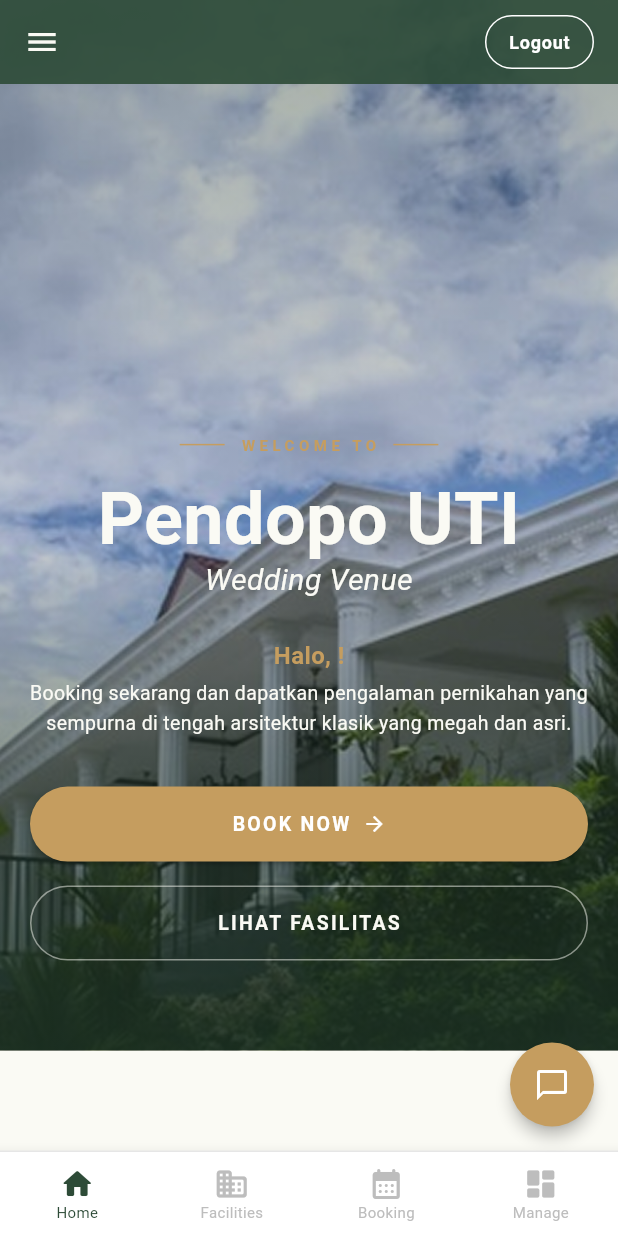
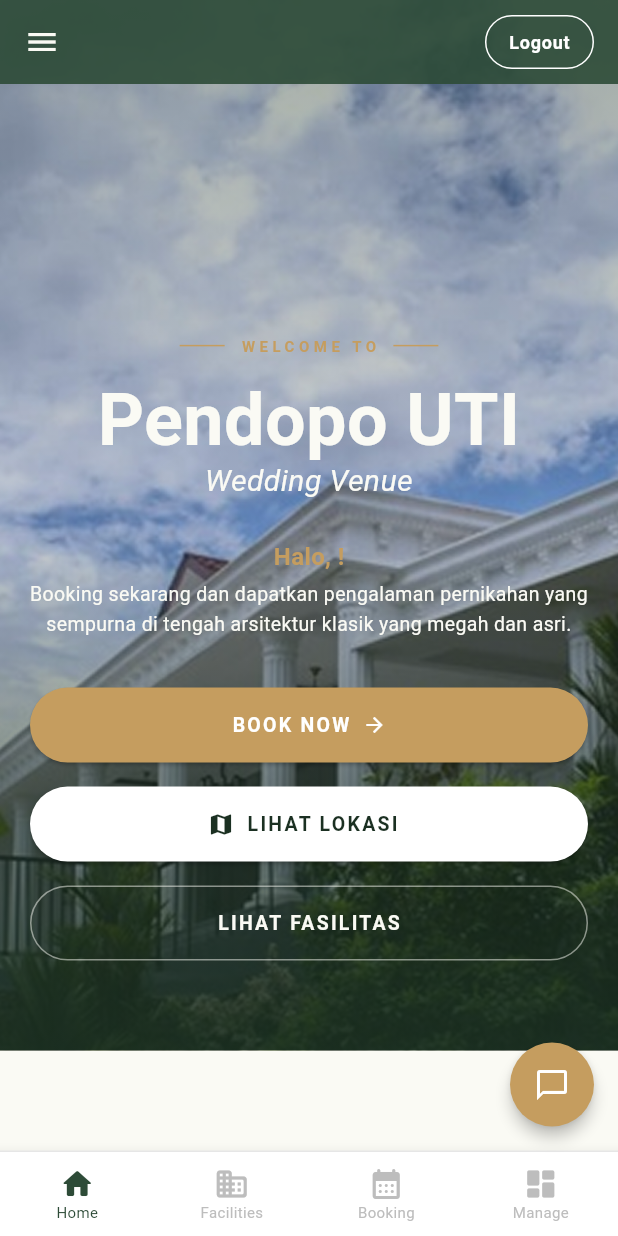
Before and after one commit to FdhiMW/TubesABP, a Flutter app: the HomeScreen screen opened directly with empty values, on a phone screen of 412 x 824 dp. Run offline on Flutter 3.47's test engine with Material 3 defaults, Android fonts, the phone set to English and light mode, and no system bars; our stand-ins replace flutter_map, geolocator, latlong2.

Commit message:
Fitur Maps

```diff
--- a/pendopo_uti_mobile/lib/screens/home_screen.dart
+++ b/pendopo_uti_mobile/lib/screens/home_screen.dart
@@ -3,6 +3,7 @@ import 'ai_chat_sheet.dart';
 import 'booking_page.dart';
 import 'login_screen.dart';
 import 'manage_page.dart';
+import 'package:pendopo_uti_mobile/screens/venue_map_page.dart';
 import '../services/auth_service.dart';
 
 class HomeScreen extends StatelessWidget {
@@ -53,13 +54,22 @@ class HomeScreen extends StatelessWidget {
     );
   }
 
+  void _navigateToMaps(BuildContext context) {
+    Navigator.push(
+      context,
+      MaterialPageRoute(
+        builder: (_) => VenueMapPage(),
+      ),
+    );
+  }
+
   // Fungsi untuk pergi ke ManagePage
   void _navigateToManage(BuildContext context) {
     Navigator.push(
       context,
       MaterialPageRoute(
       builder: (_) => ManagePage(
-      baseUrl: 'http://192.168.18.10:8000/api', // PASTIKAN BARIS INI DITAMBAHKAN
+      baseUrl: 'http://192.168.0.101:8000/api', // PASTIKAN BARIS INI DITAMBAHKAN
       token: token,
       userName: userName,
       userEmail: userEmail,
@@ -239,6 +249,33 @@ class HomeScreen extends StatelessWidget {
                         ),
                       ),
                       const SizedBox(height: 16),
+
+                      // Tombol Maps
+                      SizedBox(
+                        width: double.infinity,
+                        height: 50,
+                        child: ElevatedButton.icon(
+                          onPressed: () => _navigateToMaps(context),
+                          icon: const Icon(Icons.map),
+                          label: const Text(
+                            'LIHAT LOKASI',
+                            style: TextStyle(
+                              fontWeight: FontWeight.bold,
+                              letterSpacing: 1.5,
+                              fontSize: 13,
+                            ),
+                          ),
+                          style: ElevatedButton.styleFrom(
+                            backgroundColor: Colors.white,
+                            foregroundColor: brandDark,
+                            shape: RoundedRectangleBorder(
+                              borderRadius: BorderRadius.circular(30),
+                            ),
+                          ),
+                        ),
+                      ),
+                      const SizedBox(height: 16),
+
                       // Tombol Lihat Fasilitas
                       SizedBox(
                         width: double.infinity,
--- a/pendopo_uti_mobile/lib/services/auth_service.dart
+++ b/pendopo_uti_mobile/lib/services/auth_service.dart
@@ -4,7 +4,7 @@ import 'package:http/http.dart' as http;
 class AuthService {
   // Emulator Android: 10.0.2.2
   // Device fisik: ganti dengan IP laptop/PC kamu, misalnya 192.168.1.10
-  static const String baseUrl = 'http://192.168.18.10:8000/api';
+  static const String baseUrl = 'http://192.168.0.101:8000/api';
 
   static Future<Map<String, dynamic>> login({
     required String email,
--- a/pendopo_uti_mobile/pubspec.yaml
+++ b/pendopo_uti_mobile/pubspec.yaml
@@ -30,11 +30,14 @@ environment:
 dependencies:
   flutter:
     sdk: flutter
-  http: ^1.2.2
+  http: ^1.6.0
 
   # The following adds the Cupertino Icons font to your application.
   # Use with the CupertinoIcons class for iOS style icons.
   cupertino_icons: ^1.0.8
+  flutter_map: ^8.3.0
+  latlong2: ^0.9.1
+  geolocator: ^14.0.2
 
 dev_dependencies:
   flutter_test:
```
Also changed, not shown: pendopo_uti_mobile/lib/screens/venue_map_page.dart (added, +197 -0 lines), pendopo_uti_mobile/pubspec.lock, pendopo_uti_web/package-lock.json, 5 other files.
